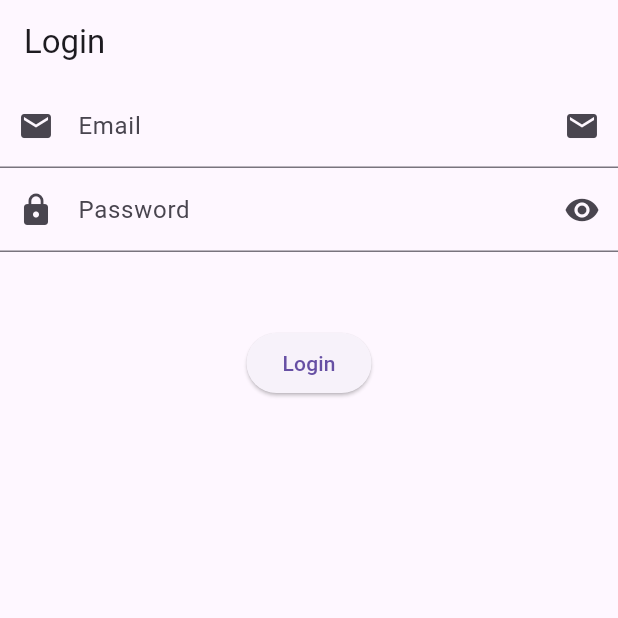
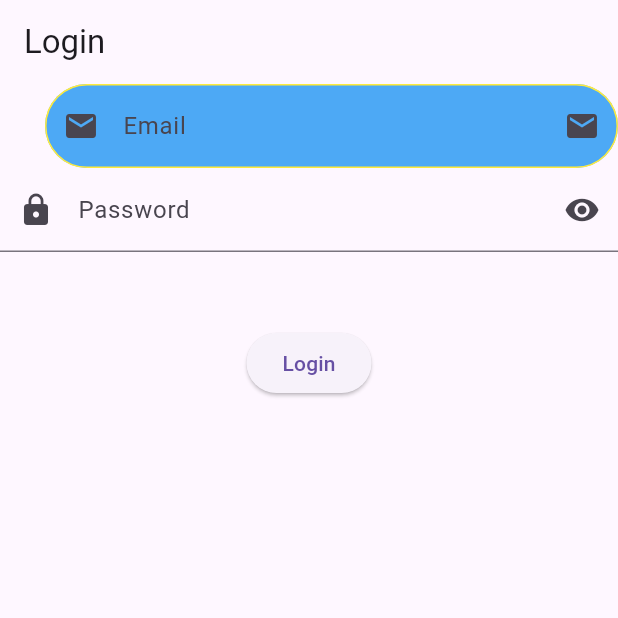
Before and after one commit to MuhammadAliKust/Flutter-B11, a Flutter app: the screen it shows after launch, on a phone screen of 412 x 824 dp, the top half of it. Run offline on Flutter 3.47's test engine with Material 3 defaults, Android fonts, the phone set to English and light mode, and no system bars; our stand-ins replace string_validator.

Commit message:
Padding Done

```diff
--- a/lib/login_view.dart
+++ b/lib/login_view.dart
@@ -1,5 +1,6 @@
 import 'package:flutter/material.dart';
 import 'package:string_validator/string_validator.dart';
+
 class LoginView extends StatelessWidget {
   LoginView({super.key});
 
@@ -14,15 +15,29 @@ class LoginView extends StatelessWidget {
       ),
       body: Column(
         children: [
-          TextField(
+          Padding(
+            padding: const EdgeInsets.only(left:30),
+            child: TextField(
               controller: emailController,
               keyboardType: TextInputType.number,
               maxLines: 1,
               decoration: InputDecoration(
+                  filled: true,
+                  fillColor: Colors.blue.withOpacity(0.8),
+                  enabledBorder: OutlineInputBorder(
+                      borderRadius: BorderRadius.circular(50),
+                      borderSide: BorderSide(color: Colors.yellow)),
+                  focusedBorder: OutlineInputBorder(
+                      borderRadius: BorderRadius.circular(20),
+                      borderSide: BorderSide(color: Colors.blue)),
+                  disabledBorder: OutlineInputBorder(
+                      borderRadius: BorderRadius.circular(20),
+                      borderSide: BorderSide(color: Colors.grey)),
                   label: Text("Email"),
                   hintText: 'test@gmail.com',
                   prefixIcon: Icon(Icons.email),
                   suffixIcon: Icon(Icons.email)),
+            ),
           ),
           TextField(
             controller: pwdController,
@@ -56,8 +71,8 @@ class LoginView extends StatelessWidget {
                   return;
                 }
                 if (pwdController.text.length < 6) {
-                  ScaffoldMessenger.of(context).showSnackBar(
-                      SnackBar(content: Text("Password must be 6 or more characters.")));
+                  ScaffoldMessenger.of(context).showSnackBar(SnackBar(
+                      content: Text("Password must be 6 or more characters.")));
                   return;
                 }
               },
```
Lines whose indentation alone changed are shown as unchanged.
